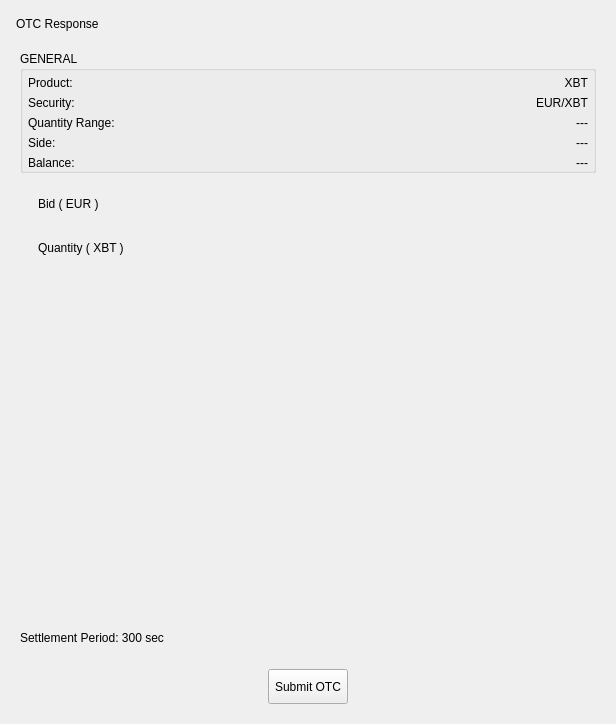
Before: the Qt Designer form BlockSettleUILib/CreateOTCResponseWidget.ui in BlockSettle/common, drawn with Qt 5.
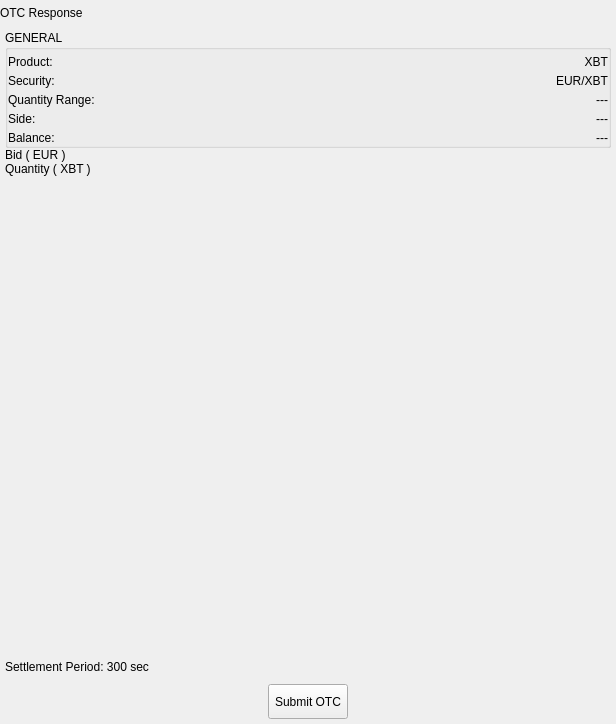
After: the same form once the commit is applied. Custom widgets are drawn as their Qt base class.

Commit message: Basic transition to OTC response

Diff of the .ui file:
```diff
--- a/BlockSettleUILib/CreateOTCResponseWidget.ui
+++ b/BlockSettleUILib/CreateOTCResponseWidget.ui
@@ -14,6 +14,21 @@
    <string>Form</string>
   </property>
   <layout class="QVBoxLayout" name="verticalLayout_7">
+   <property name="spacing">
+    <number>5</number>
+   </property>
+   <property name="leftMargin">
+    <number>0</number>
+   </property>
+   <property name="topMargin">
+    <number>0</number>
+   </property>
+   <property name="rightMargin">
+    <number>0</number>
+   </property>
+   <property name="bottomMargin">
+    <number>5</number>
+   </property>
    <item>
     <widget class="QWidget" name="headerWidget" native="true">
      <property name="minimumSize">
@@ -27,10 +42,10 @@
      </property>
      <layout class="QVBoxLayout" name="verticalLayout">
       <property name="spacing">
-       <number>5</number>
+       <number>0</number>
       </property>
       <property name="leftMargin">
-       <number>5</number>
+       <number>0</number>
       </property>
       <property name="topMargin">
        <number>0</number>
@@ -57,20 +72,38 @@
    <item>
     <widget class="QWidget" name="generalWidget" native="true">
      <layout class="QVBoxLayout" name="verticalLayout_6">
+      <property name="spacing">
+       <number>0</number>
+      </property>
+      <property name="leftMargin">
+       <number>5</number>
+      </property>
+      <property name="topMargin">
+       <number>0</number>
+      </property>
+      <property name="rightMargin">
+       <number>5</number>
+      </property>
+      <property name="bottomMargin">
+       <number>0</number>
+      </property>
       <item>
        <widget class="QGroupBox" name="groupBox">
         <property name="title">
          <string>GENERAL</string>
         </property>
         <layout class="QVBoxLayout" name="verticalLayout_2">
+         <property name="spacing">
+          <number>5</number>
+         </property>
          <property name="leftMargin">
-          <number>5</number>
+          <number>0</number>
          </property>
          <property name="topMargin">
           <number>5</number>
          </property>
          <property name="rightMargin">
-          <number>5</number>
+          <number>0</number>
          </property>
          <property name="bottomMargin">
           <number>0</number>
@@ -286,9 +319,39 @@
       <item>
        <widget class="QWidget" name="widgetSliders" native="true">
         <layout class="QVBoxLayout" name="verticalLayout_5">
+         <property name="spacing">
+          <number>0</number>
+         </property>
+         <property name="leftMargin">
+          <number>0</number>
+         </property>
+         <property name="topMargin">
+          <number>0</number>
+         </property>
+         <property name="rightMargin">
+          <number>0</number>
+         </property>
+         <property name="bottomMargin">
+          <number>0</number>
+         </property>
          <item>
           <widget class="QWidget" name="widgetPriceRangeContainer" native="true">
            <layout class="QVBoxLayout" name="verticalLayout_3">
+            <property name="spacing">
+             <number>0</number>
+            </property>
+            <property name="leftMargin">
+             <number>0</number>
+            </property>
+            <property name="topMargin">
+             <number>0</number>
+            </property>
+            <property name="rightMargin">
+             <number>0</number>
+            </property>
+            <property name="bottomMargin">
+             <number>0</number>
+            </property>
             <item>
              <widget class="QLabel" name="labelRangePriceProduct">
               <property name="text">
@@ -305,6 +368,21 @@
          <item>
           <widget class="QWidget" name="widgetAmountRangeContainer" native="true">
            <layout class="QVBoxLayout" name="verticalLayout_4">
+            <property name="spacing">
+             <number>0</number>
+            </property>
+            <property name="leftMargin">
+             <number>0</number>
+            </property>
+            <property name="topMargin">
+             <number>0</number>
+            </property>
+            <property name="rightMargin">
+             <number>0</number>
+            </property>
+            <property name="bottomMargin">
+             <number>0</number>
+            </property>
             <item>
              <widget class="QLabel" name="labelQuantity">
               <property name="text">
@@ -340,6 +418,21 @@
    <item>
     <widget class="QWidget" name="widgetNote" native="true">
      <layout class="QHBoxLayout" name="horizontalLayout_9">
+      <property name="spacing">
+       <number>5</number>
+      </property>
+      <property name="leftMargin">
+       <number>5</number>
+      </property>
+      <property name="topMargin">
+       <number>5</number>
+      </property>
+      <property name="rightMargin">
+       <number>5</number>
+      </property>
+      <property name="bottomMargin">
+       <number>5</number>
+      </property>
       <item>
        <widget class="QLabel" name="label_9">
         <property name="text">
@@ -353,6 +446,21 @@
    <item>
     <widget class="QWidget" name="widgetSubmit" native="true">
      <layout class="QHBoxLayout" name="horizontalLayout_8">
+      <property name="spacing">
+       <number>0</number>
+      </property>
+      <property name="leftMargin">
+       <number>0</number>
+      </property>
+      <property name="topMargin">
+       <number>0</number>
+      </property>
+      <property name="rightMargin">
+       <number>0</number>
+      </property>
+      <property name="bottomMargin">
+       <number>0</number>
+      </property>
       <item>
        <spacer name="horizontalSpacer_3">
         <property name="orientation">
```
The commit also changes 12 other files.
